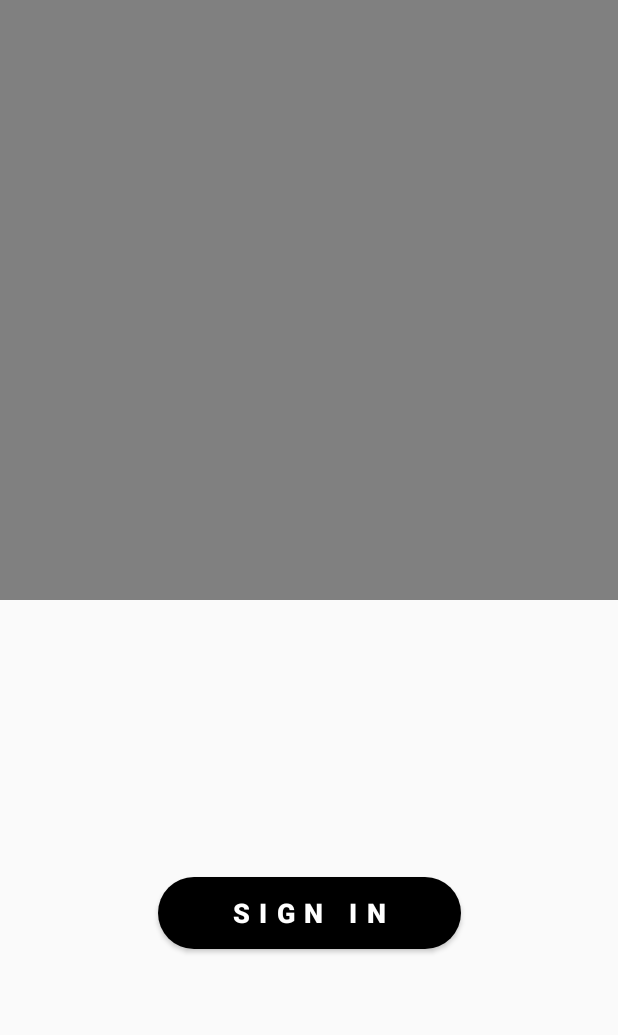
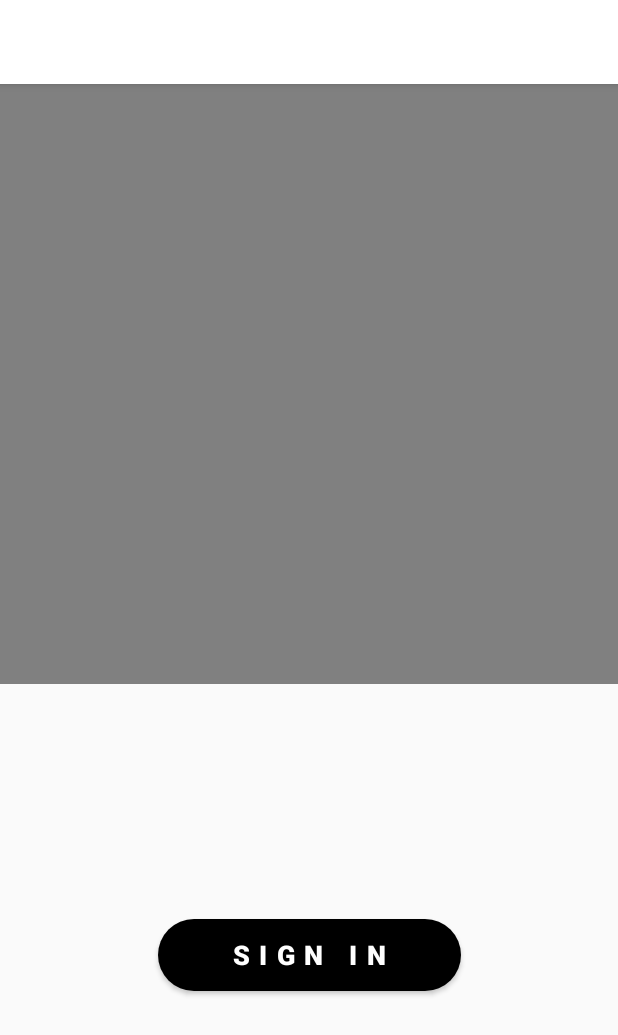
Before and after one commit to hackertronix/Hydra, an Android app: the screen it shows after launch (MainActivity), on a phone screen of 412 x 824 dp. Shown: the top 1035 px of the screen. Run offline under Robolectric (Android 15) with nearby library versions, the phone set to English and light mode, and no system bars; our stand-ins replace Firebase (no records; nobody signed in at launch, a user with empty details on screens opened directly).

Commit message:
minor addition

```diff
--- a/android-admin-client/app/src/main/res/layout/activity_main.xml
+++ b/android-admin-client/app/src/main/res/layout/activity_main.xml
@@ -6,11 +6,22 @@
     android:layout_height="match_parent"
     tools:context="io.execube.monotype.pantheonadmin.MainActivity">
 
+    <View
+        android:id="@+id/view"
+        android:layout_width="match_parent"
+        android:layout_height="400dp"
+        android:background="@color/gray"
+        app:layout_constraintHorizontal_bias="0.0"
+        app:layout_constraintLeft_toLeftOf="parent"
+        app:layout_constraintRight_toRightOf="parent"
+        tools:layout_editor_absoluteY="0dp" />
+
     <Button
         android:id="@+id/sign_in_button"
         style="@style/ButtonStyle"
         android:layout_width="wrap_content"
         android:layout_height="wrap_content"
+        android:layout_marginTop="8dp"
         android:letterSpacing="0.35"
         android:paddingLeft="50dp"
         android:paddingRight="50dp"
@@ -22,7 +33,6 @@
         app:layout_constraintHorizontal_bias="0.502"
         app:layout_constraintLeft_toLeftOf="parent"
         app:layout_constraintRight_toRightOf="parent"
-        app:layout_constraintTop_toTopOf="parent"
-        app:layout_constraintVertical_bias="0.849" />
+        app:layout_constraintTop_toBottomOf="@+id/view" />
 
 </android.support.constraint.ConstraintLayout>
```
